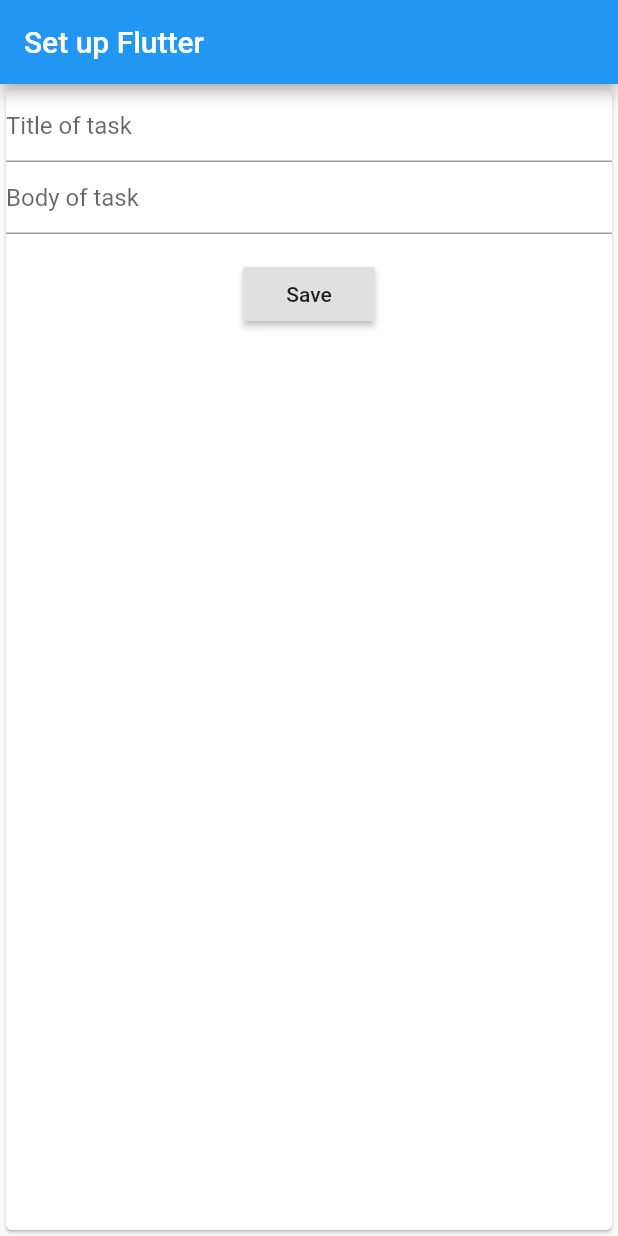
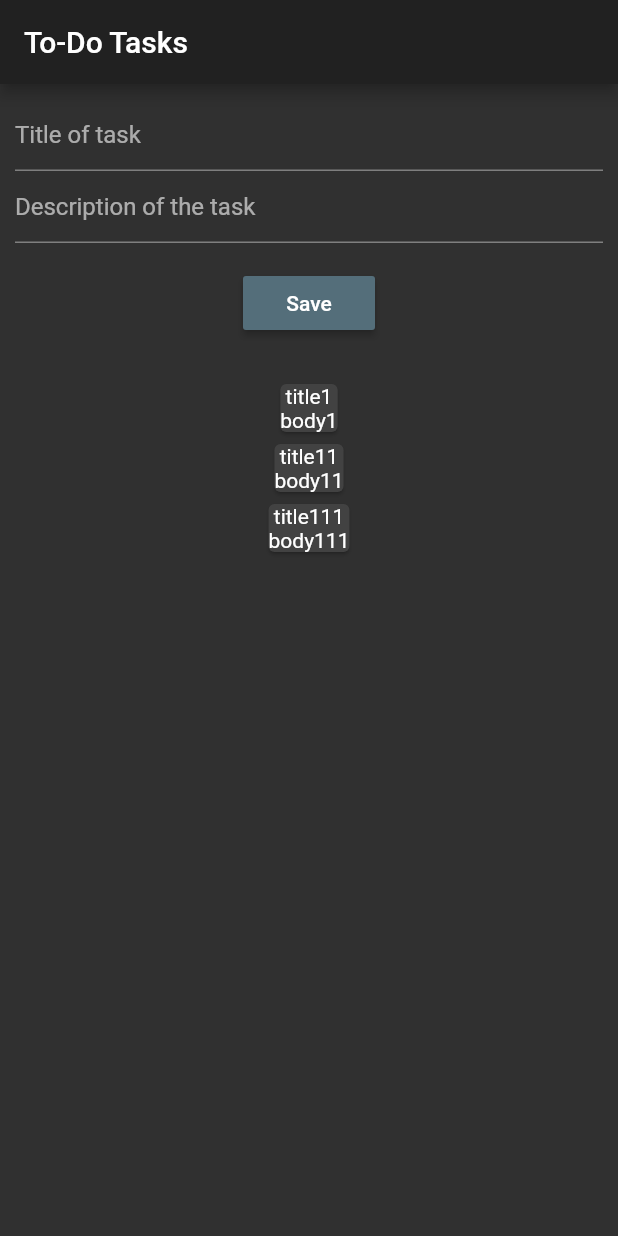
Before and after one commit to llwasampijja/flutter-to-do-task, a Flutter app: the screen it shows after launch, on a phone screen of 412 x 824 dp. Run offline on Flutter 3.47's test engine with Material 2 defaults, Android fonts, the phone set to English and light mode, and no system bars; our stand-ins replace sqflite; accounts and stored records are empty.

Commit message:
add data to list

```diff
--- a/lib/main.dart
+++ b/lib/main.dart
@@ -1,19 +1,24 @@
 import 'package:flutter/material.dart';
 import './my_tasks_form.dart';
+import './task_manager.dart';
 
 void main() => runApp(MyApp());
 
 class MyApp extends StatelessWidget {
+
   @override
   Widget build(BuildContext context) {
     return MaterialApp(
+      theme: ThemeData(
+        primarySwatch: Colors.blueGrey,
+        accentColor: Colors.cyan,
+        brightness: Brightness.dark,
+      ),
       home: Scaffold(
         appBar: AppBar(
-          title: Text('Set up Flutter'),
+          title: Text('To-Do Tasks'),
         ),
-        body: Card(
-          child: TasksForm(),
-        ),
+        body: TaskManager(),
       ),
     );
   }
--- a/lib/my_tasks_form.dart
+++ b/lib/my_tasks_form.dart
@@ -1,13 +1,21 @@
 import 'package:flutter/material.dart';
+import 'package:flutter_to_do/task_controller.dart';
+
+import './todo_tasks.dart';
+import './task_manager.dart';
 
 class TasksForm extends StatelessWidget {
   final _formKey = GlobalKey<FormState>();
+  final Function addTaskS;
+
+  TasksForm(this.addTaskS);
+
   @override
   Widget build(BuildContext context) {
-    return createForm();
+    return createForm(context);
   }
 
-  Widget createForm() {
+  Widget createForm(BuildContext buildContext) {
     return Form(
       key: _formKey,
       child: Column(
@@ -19,32 +27,27 @@ class TasksForm extends StatelessWidget {
             ),
             validator: (value) {
               if (value.isEmpty) {
-                return 'Please enter the title of task';
+                return 'Please enter the title of the task';
               }
               return null;
             },
           ),
-          Flexible(
-            child: TextFormField(
-              decoration: const InputDecoration(
-                hintText: 'Body of task',
-              ),
-              validator: (value) {
-                if (value.isEmpty) {
-                  return 'Please enter the body of task';
-                }
-                return null;
-              },
-            ),
+          TextFormField(
+            decoration: const InputDecoration(
+                hintText: 'Description of the task'),
+            validator: (value) {
+              if (value.isEmpty){
+                return 'Please enter the description of the task';
+              }
+              return null;
+            },
           ),
           Padding(
             padding: const EdgeInsets.symmetric(vertical: 16.0),
             child: RaisedButton(
-              onPressed: () {
-                // Validate will return true if the form is valid, or false if
-                // the form is invalid.
-                if (_formKey.currentState.validate()) {
-                  // Process data.
+              onPressed: (){
+                if (_formKey.currentState.validate()){
+                  addTaskS({'title':'Adding another task', 'body': 'this is the other task'});
                 }
               },
               child: Text('Save'),
@@ -54,4 +57,57 @@ class TasksForm extends StatelessWidget {
       ),
     );
   }
+
+  // Widget createForm(BuildContext context) {
+  //   return Form(
+  //     key: _formKey,
+  //     child: Column(
+  //       crossAxisAlignment: CrossAxisAlignment.center,
+  //       children: <Widget>[
+  //         TextFormField(
+  //           decoration: const InputDecoration(
+  //             hintText: 'Title of task',
+  //           ),
+  //           validator: (value) {
+  //             if (value.isEmpty) {
+  //               return 'Please enter the title of task';
+  //             }
+  //             return null;
+  //           },
+  //         ),
+  //         Flexible(
+  //           child: TextFormField(
+  //             decoration: const InputDecoration(
+  //               hintText: 'Body of task',
+  //             ),
+  //             validator: (value) {
+  //               if (value.isEmpty) {
+  //                 return 'Please enter the body of task';
+  //               }
+  //               return null;
+  //             },
+  //           ),
+  //         ),
+  //         Padding(
+  //           padding: const EdgeInsets.symmetric(vertical: 16.0),
+  //           child: RaisedButton(
+  //             onPressed: () {
+  //               // Validate will return true if the form is valid, or false if
+  //               // the form is invalid.
+  //               if (_formKey.currentState.validate()) {
+  //                 // Process data.
+  //                 // Navigator.push(
+  //                 //   context,
+  //                 //   MaterialPageRoute(builder: (context) => TaskManager()),
+  //                 // );
+  //                 return TodoTasks();
+  //               }
+  //             },
+  //             child: Text('Save'),
+  //           ),
+  //         ),
+  //       ],
+  //     ),
+  //   );
+  // }
 }
--- /dev/null
+++ b/lib/task_manager.dart
@@ -0,0 +1,56 @@
+import 'package:flutter/material.dart';
+import 'package:flutter_to_do/my_tasks_form.dart';
+
+import 'package:flutter_to_do/task_controller.dart';
+import 'package:flutter_to_do/task_s.dart';
+
+class TaskManager extends StatefulWidget {
+  // final Map listOfTasks;
+
+  // TaskManager(this.listOfTasks);
+
+  @override
+  State<StatefulWidget> createState() {
+    return _TaskManagerState();
+  }
+}
+
+class _TaskManagerState extends State<TaskManager> {
+  List<Map> _tasks = [
+    {'title': 'title1', 'body': 'body1'},
+    {'title': 'title11', 'body': 'body11'},
+    {'title': 'title111', 'body': 'body111'}
+  ];
+
+  // @override
+  // void initState() {
+  //   _tasks.add(widget.listOfTasks);
+  //   super.initState();
+  // }
+
+  // @override
+  // void didUpdateWidget(TaskManager oldWidget) {
+  //   // TODO: implement didUpdateWidget
+  //   super.didUpdateWidget(oldWidget);
+  // }
+
+  void _addTask(Map task) {
+    setState(() {
+      _tasks.add(task);
+      print('_tasks');
+    });
+  }
+
+  @override
+  Widget build(BuildContext context) {
+    return Column(
+      children: <Widget>[
+        Container(
+          margin: EdgeInsets.all(10.0),
+          child: TasksForm(_addTask),
+        ),
+        Tasks(_tasks)
+      ],
+    );
+  }
+}
--- /dev/null
+++ b/lib/task_s.dart
@@ -0,0 +1,22 @@
+import 'package:flutter/material.dart';
+
+class Tasks extends StatelessWidget {
+  final List<Map> tasks;
+
+  Tasks(this.tasks);
+
+  @override
+  Widget build(BuildContext context) {
+    return Column(
+      children: tasks.map((element) => Card(
+        child: Column(
+          children: <Widget>[
+
+            Text(element['title']),
+            Text(element['body'])
+          ],
+        ),
+      )).toList(),
+    );
+  }
+}
--- /dev/null
+++ b/lib/todo_tasks.dart
@@ -0,0 +1,47 @@
+import 'package:flutter/material.dart';
+
+class TodoTasks extends StatefulWidget {
+  @override
+  State<StatefulWidget> createState() {
+    // TODO: implement createState
+    return _MyTodoTasks();
+  }
+}
+
+class _MyTodoTasks extends State <TodoTasks>{
+  List <Widget> _listOfTasks = [];
+  @override
+  Widget build(BuildContext context) {
+    return MaterialApp(
+      home: Scaffold(
+        appBar: AppBar(
+          title: Text('List of tasks'),
+        ),
+        // body: Column(
+        //   children:_listOfTasks
+        //   .map((taskBody) => Card(
+        //       child: Column(
+        //         children: <Widget>[
+        //           // Text(taskTitle),
+        //           Text(taskBody),
+        //         ],
+
+        //       ),body: Column(
+        //   children:_listOfTasks
+        //   .map((taskBody) => Card(
+        //       child: Column(
+        //         children: <Widget>[
+        //           // Text(taskTitle),
+        //           Text(taskBody),
+        //         ],
+
+        //       ),
+        //       ),
+        // ),
+        //       ),
+        // ),
+      ),
+    );
+  }
+
+}
--- a/pubspec.yaml
+++ b/pubspec.yaml
@@ -19,6 +19,8 @@ environment:
 dependencies:
   flutter:
     sdk: flutter
+  sqflite:
+  path:
 
   # The following adds the Cupertino Icons font to your application.
   # Use with the CupertinoIcons class for iOS style icons.
```
Also changed, not shown: lib/task_controller.dart (added, +19 -0 lines), lib/tasks_database.dart (added, +69 -0 lines), pubspec.lock, 1 other file.
